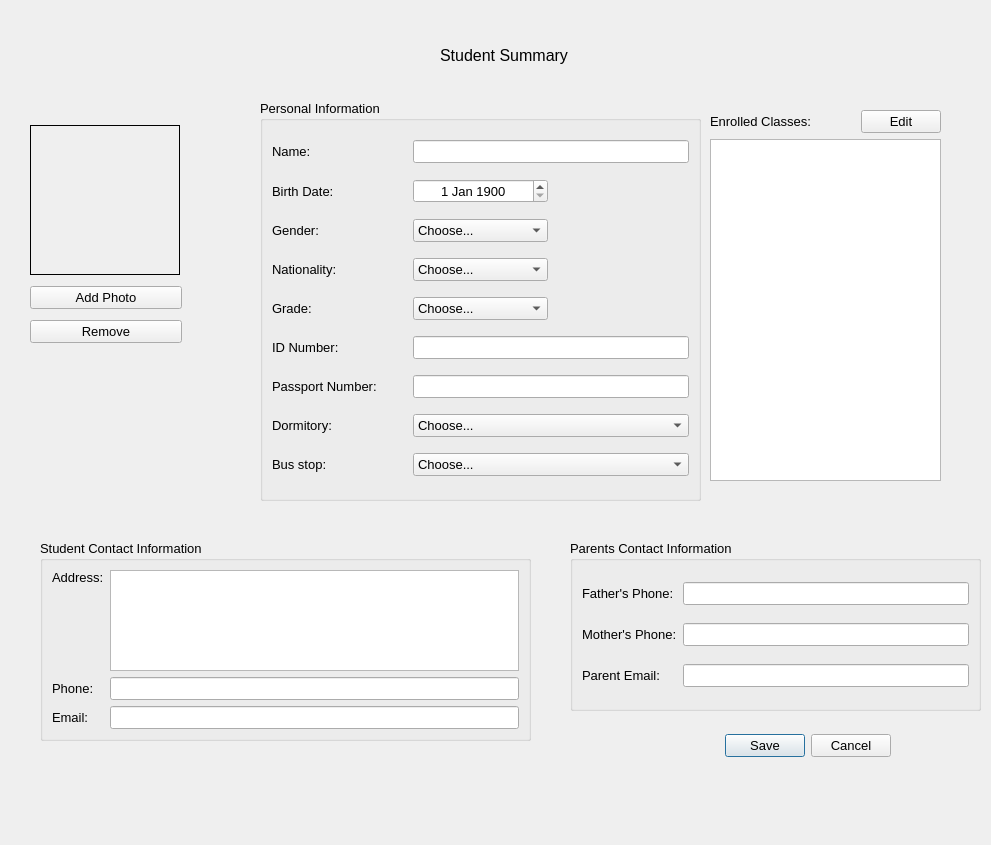
This is editstudentdialog.ui in thenewcoder/school-administration-system as Qt 5 draws it before an edit. The edited form follows.
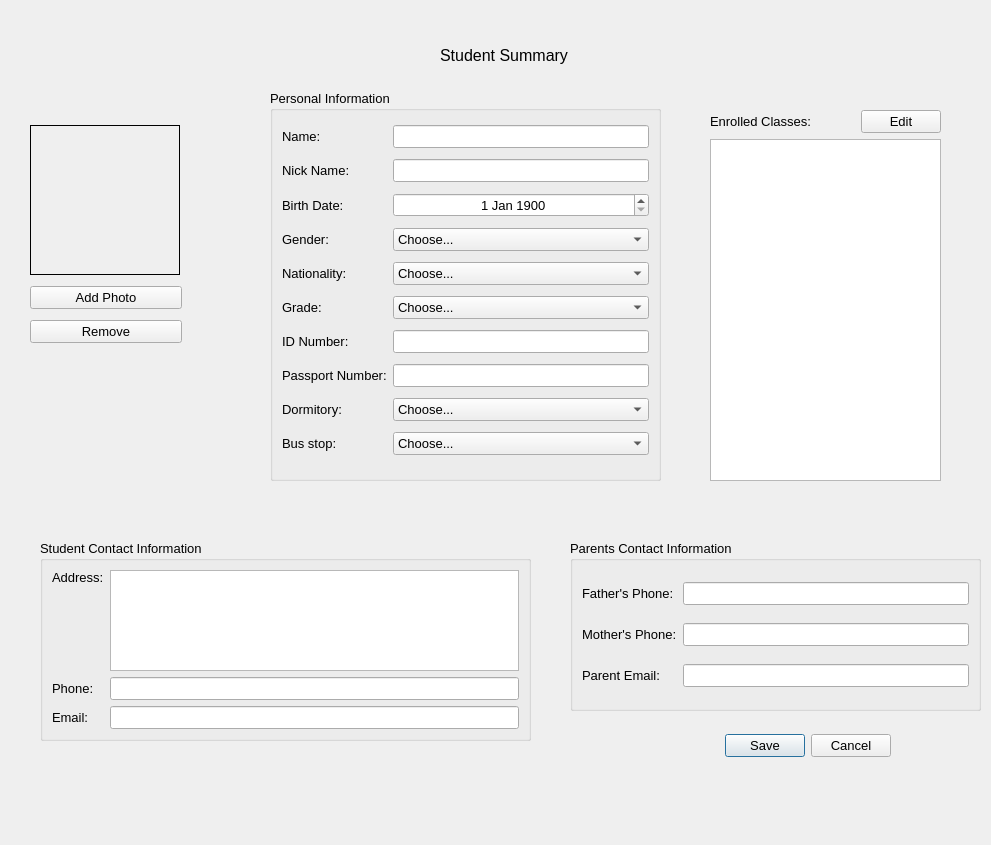
This is the edited form. Icons and pictures are not drawn.

Commit message: Added a nickname field to the students edit dialog. Added preferred name to the teachers edit dialog. Added the necessary methods to deal with the new info. Updated the databasemanager. Updated the database creation script.

What changed in the file:
```diff
--- a/editstudentdialog.ui
+++ b/editstudentdialog.ui
@@ -82,26 +82,122 @@
   <widget class="QGroupBox" name="groupBox">
    <property name="geometry">
     <rect>
-     <x>260</x>
-     <y>100</y>
-     <width>441</width>
-     <height>401</height>
+     <x>270</x>
+     <y>90</y>
+     <width>391</width>
+     <height>391</height>
     </rect>
    </property>
    <property name="title">
     <string>Personal Information</string>
    </property>
    <layout class="QGridLayout" name="gridLayout_3">
-    <item row="0" column="1" colspan="2">
-     <widget class="QLineEdit" name="leName"/>
+    <item row="7" column="0">
+     <widget class="QLabel" name="label_8">
+      <property name="text">
+       <string>Passport Number:</string>
+      </property>
+     </widget>
     </item>
-    <item row="5" column="1" colspan="2">
-     <widget class="QLineEdit" name="leIDNumber"/>
+    <item row="9" column="1">
+     <widget class="QComboBox" name="cbBusStop">
+      <item>
+       <property name="text">
+        <string>Choose...</string>
+       </property>
+      </item>
+     </widget>
     </item>
-    <item row="6" column="1" colspan="2">
+    <item row="5" column="0">
+     <widget class="QLabel" name="label_17">
+      <property name="text">
+       <string>Grade:</string>
+      </property>
+     </widget>
+    </item>
+    <item row="4" column="0">
+     <widget class="QLabel" name="label_6">
+      <property name="text">
+       <string>Nationality:</string>
+      </property>
+     </widget>
+    </item>
+    <item row="5" column="1">
+     <widget class="QComboBox" name="cbGrade">
+      <item>
+       <property name="text">
+        <string>Choose...</string>
+       </property>
+      </item>
+     </widget>
+    </item>
+    <item row="7" column="1">
      <widget class="QLineEdit" name="lePassportNumber"/>
     </item>
-    <item row="1" column="1">
+    <item row="9" column="0">
+     <widget class="QLabel" name="label_16">
+      <property name="text">
+       <string>Bus stop:</string>
+      </property>
+     </widget>
+    </item>
+    <item row="8" column="0">
+     <widget class="QLabel" name="label_15">
+      <property name="text">
+       <string>Dormitory:</string>
+      </property>
+     </widget>
+    </item>
+    <item row="1" column="0">
+     <widget class="QLabel" name="label_18">
+      <property name="text">
+       <string>Nick Name:</string>
+      </property>
+     </widget>
+    </item>
+    <item row="4" column="1">
+     <widget class="QComboBox" name="cbNationality">
+      <item>
+       <property name="text">
+        <string>Choose...</string>
+       </property>
+      </item>
+     </widget>
+    </item>
+    <item row="8" column="1">
+     <widget class="QComboBox" name="cbDormitory">
+      <item>
+       <property name="text">
+        <string>Choose...</string>
+       </property>
+      </item>
+     </widget>
+    </item>
+    <item row="6" column="1">
+     <widget class="QLineEdit" name="leIDNumber"/>
+    </item>
+    <item row="6" column="0">
+     <widget class="QLabel" name="label_7">
+      <property name="text">
+       <string>ID Number:</string>
+      </property>
+     </widget>
+    </item>
+    <item row="0" column="0">
+     <widget class="QLabel" name="label_3">
+      <property name="text">
+       <string>Name:</string>
+      </property>
+     </widget>
+    </item>
+    <item row="3" column="0">
+     <widget class="QLabel" name="label_5">
+      <property name="text">
+       <string>Gender:</string>
+      </property>
+     </widget>
+    </item>
+    <item row="2" column="1">
      <widget class="QDateEdit" name="deBirthDate">
       <property name="alignment">
        <set>Qt::AlignCenter</set>
@@ -118,14 +214,7 @@
       </property>
      </widget>
     </item>
-    <item row="2" column="0">
-     <widget class="QLabel" name="label_5">
-      <property name="text">
-       <string>Gender:</string>
-      </property>
-     </widget>
-    </item>
-    <item row="2" column="1">
+    <item row="3" column="1">
      <widget class="QComboBox" name="cbGender">
       <item>
        <property name="text">
@@ -144,98 +233,19 @@
       </item>
      </widget>
     </item>
-    <item row="4" column="1">
-     <widget class="QComboBox" name="cbGrade">
-      <item>
-       <property name="text">
-        <string>Choose...</string>
-       </property>
-      </item>
-     </widget>
+    <item row="0" column="1">
+     <widget class="QLineEdit" name="leName"/>
     </item>
-    <item row="7" column="1" colspan="2">
-     <widget class="QComboBox" name="cbDormitory">
-      <item>
-       <property name="text">
-        <string>Choose...</string>
-       </property>
-      </item>
-     </widget>
+    <item row="1" column="1">
+     <widget class="QLineEdit" name="leNickName"/>
     </item>
-    <item row="5" column="0">
-     <widget class="QLabel" name="label_7">
-      <property name="text">
-       <string>ID Number:</string>
-      </property>
-     </widget>
-    </item>
-    <item row="8" column="1" colspan="2">
-     <widget class="QComboBox" name="cbBusStop">
-      <item>
-       <property name="text">
-        <string>Choose...</string>
-       </property>
-      </item>
-     </widget>
-    </item>
-    <item row="1" column="0">
+    <item row="2" column="0">
      <widget class="QLabel" name="label_4">
       <property name="text">
        <string>Birth Date:</string>
       </property>
      </widget>
     </item>
-    <item row="0" column="0">
-     <widget class="QLabel" name="label_3">
-      <property name="text">
-       <string>Name:</string>
-      </property>
-     </widget>
-    </item>
-    <item row="7" column="0">
-     <widget class="QLabel" name="label_15">
-      <property name="text">
-       <string>Dormitory:</string>
-      </property>
-     </widget>
-    </item>
-    <item row="8" column="0">
-     <widget class="QLabel" name="label_16">
-      <property name="text">
-       <string>Bus stop:</string>
-      </property>
-     </widget>
-    </item>
-    <item row="3" column="0">
-     <widget class="QLabel" name="label_6">
-      <property name="text">
-       <string>Nationality:</string>
-      </property>
-     </widget>
-    </item>
-    <item row="3" column="1">
-     <widget class="QComboBox" name="cbNationality">
-      <item>
-       <property name="text">
-        <string>Choose...</string>
-       </property>
-      </item>
-     </widget>
-    </item>
-    <item row="6" column="0">
-     <widget class="QLabel" name="label_8">
-      <property name="text">
-       <string>Passport Number:</string>
-      </property>
-     </widget>
-    </item>
-    <item row="4" column="0">
-     <widget class="QLabel" name="label_17">
-      <property name="text">
-       <string>Grade:</string>
-      </property>
-     </widget>
-    </item>
    </layout>
   </widget>
   <widget class="QGroupBox" name="groupBox_2">
```
The commit also changes 11 other files.
